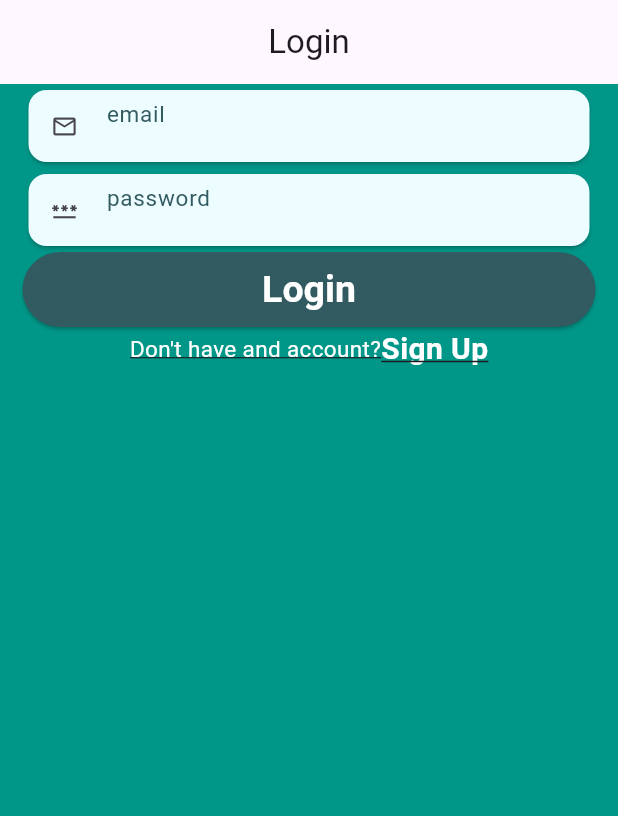
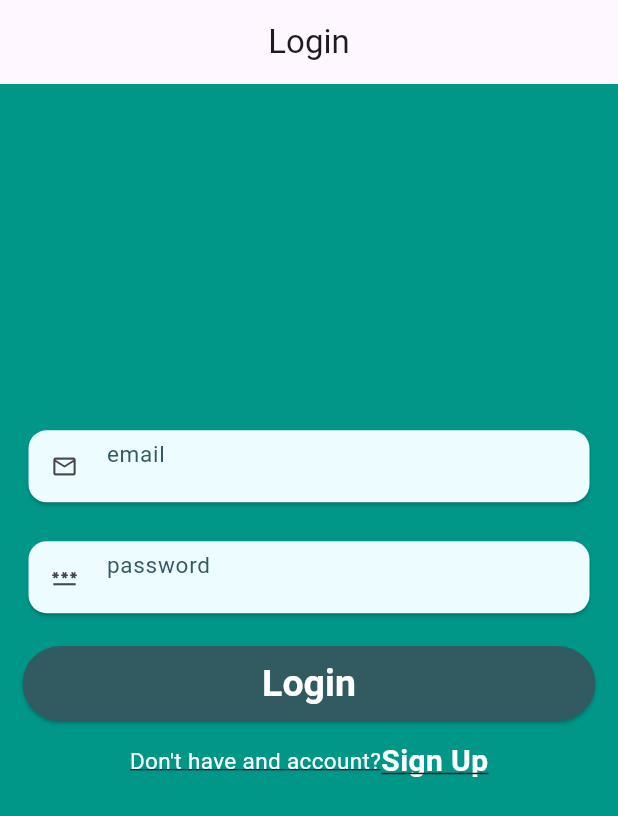
Before and after one commit to Fawadali521/todo_app_with_firebase, a Flutter app: the screen it shows after launch, on a phone screen of 412 x 824 dp. Shown: the top 816 px of the screen. Run offline on Flutter 3.47's test engine with Material 2 defaults, Android fonts, the phone set to English and light mode, and no system bars; our stand-ins replace cloud_firestore, firebase_auth, firebase_core, flutter_screenutil, fluttertoast; accounts and stored records are empty.

Commit message:
complete code review login section

```diff
--- a/lib/ui/screens/login/login_view.dart
+++ b/lib/ui/screens/login/login_view.dart
@@ -1,14 +1,12 @@
 import 'package:flutter/material.dart';
+
 import 'package:flutter_screenutil/flutter_screenutil.dart';
 import 'package:provider/provider.dart';
-import 'package:todo/core/utils/constant/kColors.dart';
+
 import 'package:todo/ui/custom_widgets/custom_sign_button.dart';
 import 'package:todo/ui/custom_widgets/custom_textformfield.dart';
 import 'package:todo/ui/custom_widgets/custom_hint_text.dart';
-import 'package:todo/ui/screens/home/home_view.dart';
 import 'package:todo/ui/screens/signup/signup_view.dart';
-import 'package:todo/ui/screens/signup/signup_view_model.dart';
-
 import 'login_view_model.dart';
 
 class LoginView extends StatelessWidget {
@@ -23,11 +21,14 @@ class LoginView extends StatelessWidget {
           return Scaffold(
             appBar: AppBar(
               centerTitle: true,
-              title: Text("Login"),
+              title: const Text("Login"),
             ),
+            //
+            //body start
+            //
             body: SingleChildScrollView(
               child: Container(
-                padding: EdgeInsets.only(left: 15, right: 15),
+                padding: const EdgeInsets.only(left: 15, right: 15),
                 height: MediaQuery.of(context).size.height,
                 width: MediaQuery.of(context).size.width,
                 color: Colors.teal,
@@ -39,22 +40,26 @@ class LoginView extends StatelessWidget {
                         child: Column(
                           crossAxisAlignment: CrossAxisAlignment.stretch,
                           children: [
+                            SizedBox(height: 190.h),
                             CustomTextFormField(
                               hintText: 'email',
-                              pIcon: Icon(Icons.email_outlined),
+                              pIcon: const Icon(Icons.email_outlined),
                               textEditingController: model.emailController,
                             ),
+                            SizedBox(height: 15.h),
                             CustomTextFormField(
                               hintText: 'password',
-                              pIcon: Icon(Icons.password_outlined),
+                              pIcon: const Icon(Icons.password_outlined),
                               textEditingController: model.passwordController,
                             ),
+                            SizedBox(height: 15.h),
                             CustomSignButton(
                               signText: 'Login',
                               onpressed: () {
                                 model.loginAccount(context);
                               },
                             ),
+                            SizedBox(height: 10.h),
                             CustomHintText(
                               text: 'Don\'t have and account?',
                               buttonText: 'Sign Up',
--- a/lib/ui/screens/login/login_view_model.dart
+++ b/lib/ui/screens/login/login_view_model.dart
@@ -4,15 +4,16 @@ import 'package:cloud_firestore/cloud_firestore.dart';
 import 'package:flutter/material.dart';
 import 'package:firebase_auth/firebase_auth.dart';
 import 'package:todo/core/utils/constant/kColors.dart';
-
 import '../../../core/utils/package_utils.dart';
 import '../home/home_view.dart';
-import 'package:fluttertoast/fluttertoast.dart';
 
 class LoginViewModel with ChangeNotifier {
   final TextEditingController emailController = TextEditingController();
   final TextEditingController passwordController = TextEditingController();
   UserCredential? userCredential;
+  //
+  //Login Account Method
+  //
   void loginAccount(BuildContext context) async {
     String email = emailController.text.trim();
     String password = passwordController.text.trim();
```
